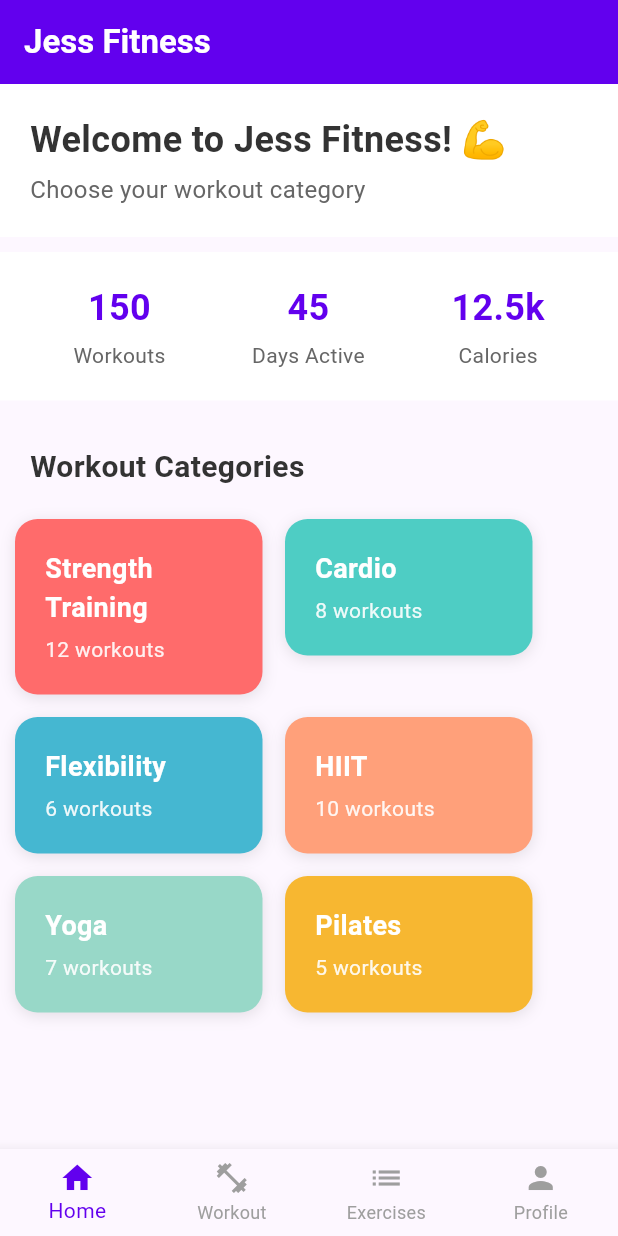
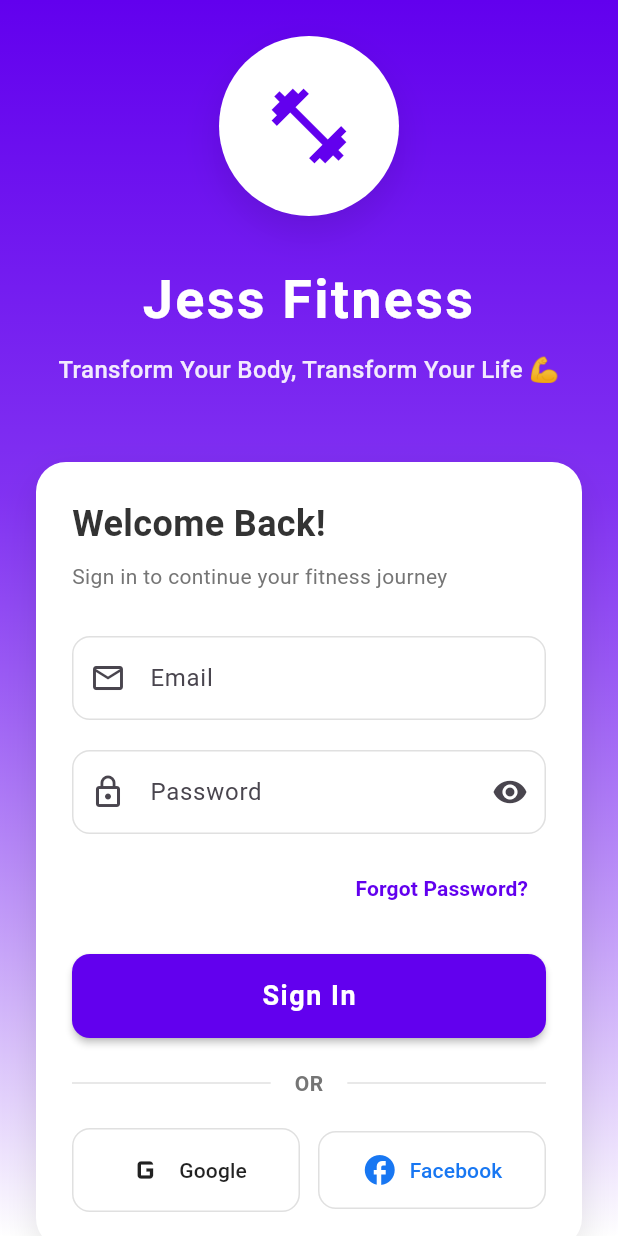
Before and after one commit to somkheartk/jess-fitness, a Flutter app: the screen it shows after launch, on a phone screen of 412 x 824 dp. Run offline on Flutter 3.47's test engine with Material 3 defaults, Android fonts, the phone set to English and light mode, and no system bars.

Commit message:
Add beautiful login screen with authentication
Co-authored-by: somkheartk <43743072+somkheartk@users.noreply.github.com>

```diff
--- a/lib/main.dart
+++ b/lib/main.dart
@@ -3,6 +3,7 @@ import 'screens/home_screen.dart';
 import 'screens/workout_screen.dart';
 import 'screens/exercises_screen.dart';
 import 'screens/profile_screen.dart';
+import 'screens/login_screen.dart';
 
 void main() {
   runApp(const JessFitnessApp());
@@ -23,7 +24,7 @@ class JessFitnessApp extends StatelessWidget {
         ),
         useMaterial3: true,
       ),
-      home: const MainNavigationScreen(),
+      home: const LoginScreen(),
     );
   }
 }
--- /dev/null
+++ b/lib/screens/login_screen.dart
@@ -0,0 +1,402 @@
+import 'package:flutter/material.dart';
+import 'main.dart';
+
+class LoginScreen extends StatefulWidget {
+  const LoginScreen({super.key});
+
+  @override
+  State<LoginScreen> createState() => _LoginScreenState();
+}
+
+class _LoginScreenState extends State<LoginScreen> {
+  final _formKey = GlobalKey<FormState>();
+  final _emailController = TextEditingController();
+  final _passwordController = TextEditingController();
+  bool _isPasswordVisible = false;
+  bool _isLoading = false;
+
+  @override
+  void dispose() {
+    _emailController.dispose();
+    _passwordController.dispose();
+    super.dispose();
+  }
+
+  Future<void> _handleLogin() async {
+    if (_formKey.currentState!.validate()) {
+      setState(() {
+        _isLoading = true;
+      });
+
+      // Simulate login API call
+      await Future.delayed(const Duration(seconds: 2));
+
+      setState(() {
+        _isLoading = false;
+      });
+
+      if (mounted) {
+        Navigator.of(context).pushReplacement(
+          MaterialPageRoute(
+            builder: (context) => const MainNavigationScreen(),
+          ),
+        );
+      }
+    }
+  }
+
+  @override
+  Widget build(BuildContext context) {
+    return Scaffold(
+      body: Container(
+        decoration: BoxDecoration(
+          gradient: LinearGradient(
+            begin: Alignment.topCenter,
+            end: Alignment.bottomCenter,
+            colors: [
+              const Color(0xFF6200EE),
+              const Color(0xFF6200EE).withOpacity(0.8),
+              Colors.white,
+            ],
+            stops: const [0.0, 0.4, 1.0],
+          ),
+        ),
+        child: SafeArea(
+          child: Center(
+            child: SingleChildScrollView(
+              padding: const EdgeInsets.all(24.0),
+              child: Form(
+                key: _formKey,
+                child: Column(
+                  mainAxisAlignment: MainAxisAlignment.center,
+                  crossAxisAlignment: CrossAxisAlignment.stretch,
+                  children: [
+                    // App Logo and Title
+                    Container(
+                      width: 120,
+                      height: 120,
+                      decoration: BoxDecoration(
+                        color: Colors.white,
+                        shape: BoxShape.circle,
+                        boxShadow: [
+                          BoxShadow(
+                            color: Colors.black.withOpacity(0.1),
+                            blurRadius: 20,
+                            offset: const Offset(0, 10),
+                          ),
+                        ],
+                      ),
+                      child: const Icon(
+                        Icons.fitness_center,
+                        size: 60,
+                        color: Color(0xFF6200EE),
+                      ),
+                    ),
+                    const SizedBox(height: 30),
+                    const Text(
+                      'Jess Fitness',
+                      textAlign: TextAlign.center,
+                      style: TextStyle(
+                        fontSize: 36,
+                        fontWeight: FontWeight.bold,
+                        color: Colors.white,
+                        letterSpacing: 1.5,
+                      ),
+                    ),
+                    const SizedBox(height: 10),
+                    Text(
+                      'Transform Your Body, Transform Your Life 💪',
+                      textAlign: TextAlign.center,
+                      style: TextStyle(
+                        fontSize: 16,
+                        color: Colors.white.withOpacity(0.9),
+                        fontWeight: FontWeight.w500,
+                      ),
+                    ),
+                    const SizedBox(height: 50),
+
+                    // Login Form Card
+                    Container(
+                      padding: const EdgeInsets.all(24),
+                      decoration: BoxDecoration(
+                        color: Colors.white,
+                        borderRadius: BorderRadius.circular(20),
+                        boxShadow: [
+                          BoxShadow(
+                            color: Colors.black.withOpacity(0.1),
+                            blurRadius: 20,
+                            offset: const Offset(0, 10),
+                          ),
+                        ],
+                      ),
+                      child: Column(
+                        crossAxisAlignment: CrossAxisAlignment.stretch,
+                        children: [
+                          const Text(
+                            'Welcome Back!',
+                            style: TextStyle(
+                              fontSize: 24,
+                              fontWeight: FontWeight.bold,
+                              color: Color(0xFF333333),
+                            ),
+                          ),
+                          const SizedBox(height: 8),
+                          Text(
+                            'Sign in to continue your fitness journey',
+                            style: TextStyle(
+                              fontSize: 14,
+                              color: Colors.grey[600],
+                            ),
+                          ),
+                          const SizedBox(height: 30),
+
+                          // Email Field
+                          TextFormField(
+                            controller: _emailController,
+                            keyboardType: TextInputType.emailAddress,
+                            decoration: InputDecoration(
+                              labelText: 'Email',
+                              hintText: 'Enter your email',
+                              prefixIcon: const Icon(Icons.email_outlined),
+                              border: OutlineInputBorder(
+                                borderRadius: BorderRadius.circular(12),
+                              ),
+                              enabledBorder: OutlineInputBorder(
+                                borderRadius: BorderRadius.circular(12),
+                                borderSide: BorderSide(color: Colors.grey[300]!),
+                              ),
+                              focusedBorder: OutlineInputBorder(
+                                borderRadius: BorderRadius.circular(12),
+                                borderSide: const BorderSide(
+                                  color: Color(0xFF6200EE),
+                                  width: 2,
+                                ),
+                              ),
+                            ),
+                            validator: (value) {
+                              if (value == null || value.isEmpty) {
+                                return 'Please enter your email';
+                              }
+                              if (!value.contains('@')) {
+                                return 'Please enter a valid email';
+                              }
+                              return null;
+                            },
+                          ),
+                          const SizedBox(height: 20),
+
+                          // Password Field
+                          TextFormField(
+                            controller: _passwordController,
+                            obscureText: !_isPasswordVisible,
+                            decoration: InputDecoration(
+                              labelText: 'Password',
+                              hintText: 'Enter your password',
+                              prefixIcon: const Icon(Icons.lock_outline),
+                              suffixIcon: IconButton(
+                                icon: Icon(
+                                  _isPasswordVisible
+                                      ? Icons.visibility_off
+                                      : Icons.visibility,
+                                ),
+                                onPressed: () {
+                                  setState(() {
+                                    _isPasswordVisible = !_isPasswordVisible;
+                                  });
+                                },
+                              ),
+                              border: OutlineInputBorder(
+                                borderRadius: BorderRadius.circular(12),
+                              ),
+                              enabledBorder: OutlineInputBorder(
+                                borderRadius: BorderRadius.circular(12),
+                                borderSide: BorderSide(color: Colors.grey[300]!),
+                              ),
+                              focusedBorder: OutlineInputBorder(
+                                borderRadius: BorderRadius.circular(12),
+                                borderSide: const BorderSide(
+                                  color: Color(0xFF6200EE),
+                                  width: 2,
+                                ),
+                              ),
+                            ),
+                            validator: (value) {
+                              if (value == null || value.isEmpty) {
+                                return 'Please enter your password';
+                              }
+                              if (value.length < 6) {
+                                return 'Password must be at least 6 characters';
+                              }
+                              return null;
+                            },
+                          ),
+                          const SizedBox(height: 12),
+
+                          // Forgot Password
+                          Align(
+                            alignment: Alignment.centerRight,
+                            child: TextButton(
+                              onPressed: () {
+                                ScaffoldMessenger.of(context).showSnackBar(
+                                  const SnackBar(
+                                    content: Text('Password reset link sent to your email'),
+                                  ),
+                                );
+                              },
+                              child: const Text(
+                                'Forgot Password?',
+                                style: TextStyle(
+                                  color: Color(0xFF6200EE),
+                                  fontWeight: FontWeight.w600,
+                                ),
+                              ),
+                            ),
+                          ),
+                          const SizedBox(height: 20),
+
+                          // Login Button
+                          SizedBox(
+                            height: 56,
+                            child: ElevatedButton(
+                              onPressed: _isLoading ? null : _handleLogin,
+                              style: ElevatedButton.styleFrom(
+                                backgroundColor: const Color(0xFF6200EE),
+                                foregroundColor: Colors.white,
+                                shape: RoundedRectangleBorder(
+                                  borderRadius: BorderRadius.circular(12),
+                                ),
+                                elevation: 2,
+                              ),
+                              child: _isLoading
+                                  ? const SizedBox(
+                                      width: 24,
+                                      height: 24,
+                                      child: CircularProgressIndicator(
+                                        color: Colors.white,
+                                        strokeWidth: 2.5,
+                                      ),
+                                    )
+                                  : const Text(
+                                      'Sign In',
+                                      style: TextStyle(
+                                        fontSize: 18,
+                                        fontWeight: FontWeight.bold,
+                                        letterSpacing: 1,
+                                      ),
+                                    ),
+                            ),
+                          ),
+                          const SizedBox(height: 20),
+
+                          // Divider
+                          Row(
+                            children: [
+                              Expanded(child: Divider(color: Colors.grey[300])),
+                              Padding(
+                                padding: const EdgeInsets.symmetric(horizontal: 16),
+                                child: Text(
+                                  'OR',
+                                  style: TextStyle(
+                                    color: Colors.grey[600],
+                                    fontWeight: FontWeight.w600,
+                                  ),
+                                ),
+                              ),
+                              Expanded(child: Divider(color: Colors.grey[300])),
+                            ],
+                          ),
+                          const SizedBox(height: 20),
+
+                          // Social Login Buttons
+                          Row(
+                            children: [
+                              Expanded(
+                                child: OutlinedButton.icon(
+                                  onPressed: () {
+                                    ScaffoldMessenger.of(context).showSnackBar(
+                                      const SnackBar(
+                                        content: Text('Google Sign In coming soon!'),
+                                      ),
+                                    );
+                                  },
+                                  icon: const Icon(Icons.g_mobiledata, size: 28),
+                                  label: const Text('Google'),
+                                  style: OutlinedButton.styleFrom(
+                                    foregroundColor: Colors.black87,
+                                    side: BorderSide(color: Colors.grey[300]!),
+                                    padding: const EdgeInsets.symmetric(vertical: 14),
+                                    shape: RoundedRectangleBorder(
+                                      borderRadius: BorderRadius.circular(12),
+                                    ),
+                                  ),
+                                ),
+                              ),
+                              const SizedBox(width: 12),
+                              Expanded(
+                                child: OutlinedButton.icon(
+                                  onPressed: () {
+                                    ScaffoldMessenger.of(context).showSnackBar(
+                                      const SnackBar(
+                                        content: Text('Facebook Sign In coming soon!'),
+                                      ),
+                                    );
+                                  },
+                                  icon: const Icon(Icons.facebook, size: 24),
+                                  label: const Text('Facebook'),
+                                  style: OutlinedButton.styleFrom(
+                                    foregroundColor: const Color(0xFF1877F2),
+                                    side: BorderSide(color: Colors.grey[300]!),
+                                    padding: const EdgeInsets.symmetric(vertical: 14),
+                                    shape: RoundedRectangleBorder(
+                                      borderRadius: BorderRadius.circular(12),
+                                    ),
+                                  ),
+                                ),
+                              ),
+                            ],
+                          ),
+                        ],
+                      ),
+                    ),
+                    const SizedBox(height: 30),
+
+                    // Sign Up Link
+                    Row(
+                      mainAxisAlignment: MainAxisAlignment.center,
+                      children: [
+                        Text(
+                          "Don't have an account? ",
+                          style: TextStyle(
+                            color: Colors.grey[700],
+                            fontSize: 14,
+                          ),
+                        ),
+                        TextButton(
+                          onPressed: () {
+                            ScaffoldMessenger.of(context).showSnackBar(
+                              const SnackBar(
+                                content: Text('Sign up page coming soon!'),
+                              ),
+                            );
+                          },
+                          child: const Text(
+                            'Sign Up',
+                            style: TextStyle(
+                              color: Color(0xFF6200EE),
+                              fontSize: 14,
+                              fontWeight: FontWeight.bold,
+                            ),
+                          ),
+                        ),
+                      ],
+                    ),
+                  ],
+                ),
+              ),
+            ),
+          ),
+        ),
+      ),
+    );
+  }
+}
```
Also changed, not shown: 3 other files.
